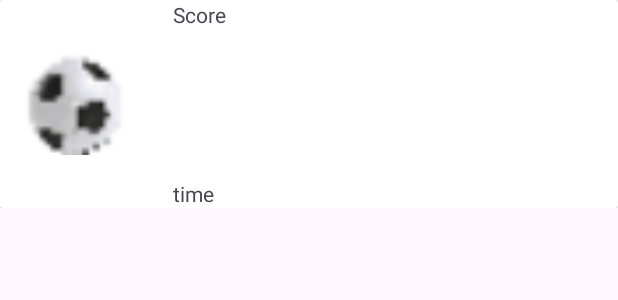
After one commit to Marek243-sk/hra3, an Android app: the layout recycle_view.xml on its own in the app's theme, with its tools: preview values and no code run, on a phone screen of 412 x 824 dp. The commit adds this screen. Shown: the top 300 px of the screen. Run offline under Robolectric (Android 15) with nearby library versions, the phone set to English and light mode, and no system bars.

Commit message:
práca na druhom zadaní

```diff
--- a/app/build.gradle
+++ b/app/build.gradle
@@ -30,6 +30,10 @@ android {
 
 dependencies {
 
+    def room_version = "1.1.1"
+    implementation "android.arch.persistence.room:runtime:$room_version"
+    annotationProcessor "android.arch.persistence.room:compiler:$room_version"
+
     implementation 'androidx.appcompat:appcompat:1.6.1'
     implementation 'com.google.android.material:material:1.10.0'
     implementation 'androidx.constraintlayout:constraintlayout:2.1.4'
--- a/app/src/main/res/layout/activity_main.xml
+++ b/app/src/main/res/layout/activity_main.xml
@@ -9,11 +9,11 @@
     android:background="@drawable/bg">
 
     <ImageButton
+        android:id="@+id/playBtn"
         android:layout_width="wrap_content"
         android:layout_height="wrap_content"
         android:layout_marginRight="20dp"
-        android:id="@+id/playBtn"
         android:background="@drawable/play"
-        android:onClick="startGame"/>
+        android:onClick="startGame" />
 
 </LinearLayout>
--- /dev/null
+++ b/app/src/main/res/layout/recycle_view.xml
@@ -0,0 +1,50 @@
+<?xml version="1.0" encoding="utf-8"?>
+<androidx.constraintlayout.widget.ConstraintLayout xmlns:android="http://schemas.android.com/apk/res/android"
+    xmlns:app="http://schemas.android.com/apk/res-auto"
+    android:layout_width="match_parent"
+    android:layout_height="wrap_content">
+
+    <androidx.cardview.widget.CardView
+        android:layout_width="match_parent"
+        android:layout_height="wrap_content"
+        app:layout_constraintBottom_toBottomOf="parent"
+        app:layout_constraintEnd_toEndOf="parent"
+        app:layout_constraintStart_toStartOf="parent"
+        app:layout_constraintTop_toTopOf="parent" >
+
+        <androidx.constraintlayout.widget.ConstraintLayout
+            android:layout_width="match_parent"
+            android:layout_height="match_parent">
+
+            <ImageView
+                android:id="@+id/imageView"
+                android:layout_width="100dp"
+                android:layout_height="100dp"
+                android:padding="5dp"
+                app:layout_constraintBottom_toBottomOf="parent"
+                app:layout_constraintStart_toStartOf="parent"
+                app:layout_constraintTop_toTopOf="parent"
+                android:src="@drawable/ball" />
+
+            <TextView
+                android:id="@+id/tv_score"
+                android:layout_width="wrap_content"
+                android:layout_height="wrap_content"
+                android:layout_marginStart="15dp"
+                app:layout_constraintStart_toEndOf="@+id/imageView"
+                app:layout_constraintTop_toTopOf="parent"
+                android:text="Score" />
+
+            <TextView
+                android:id="@+id/tv_time"
+                android:layout_width="wrap_content"
+                android:layout_height="wrap_content"
+                android:layout_marginStart="15dp"
+                app:layout_constraintBottom_toBottomOf="parent"
+                app:layout_constraintStart_toEndOf="@+id/imageView"
+                app:layout_constraintTop_toBottomOf="@+id/imageView"
+                android:text="time" />
+
+        </androidx.constraintlayout.widget.ConstraintLayout>
+    </androidx.cardview.widget.CardView>
+</androidx.constraintlayout.widget.ConstraintLayout>
```
Also changed, not shown: app/src/main/java/sk/tuke/hra3/DbTools.java (added, +19 -0 lines), app/src/main/java/sk/tuke/hra3/EntityScore.java (added, +52 -0 lines), app/src/main/java/sk/tuke/hra3/EntityScoreAdapter.java (added, +48 -0 lines), app/src/main/java/sk/tuke/hra3/EntityScoreDAO.java (added, +24 -0 lines), app/src/main/java/sk/tuke/hra3/EntityScoreDatabase.java (added, +9 -0 lines), app/src/main/java/sk/tuke/hra3/EntityScoreHolder.java (added, +19 -0 lines), app/src/main/java/sk/tuke/hra3/EntityScoreModel.java (added, +12 -0 lines), app/src/main/java/sk/tuke/hra3/MainActivity.java (+43 -0 lines), app/src/main/java/sk/tuke/hra3/Tools.java (added, +18 -0 lines), app/src/main/res/layout/score.xml (added, +17 -0 lines).
